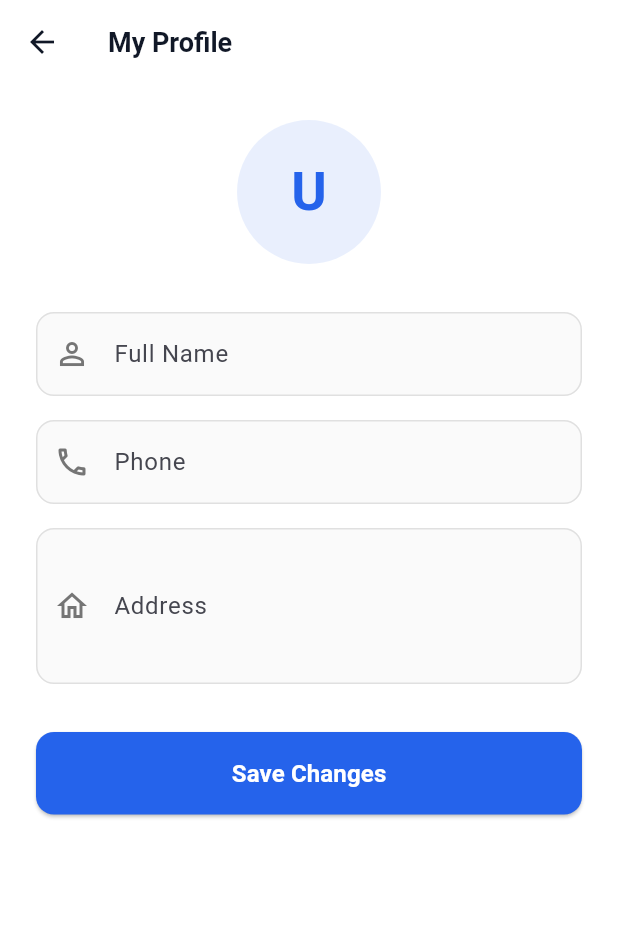
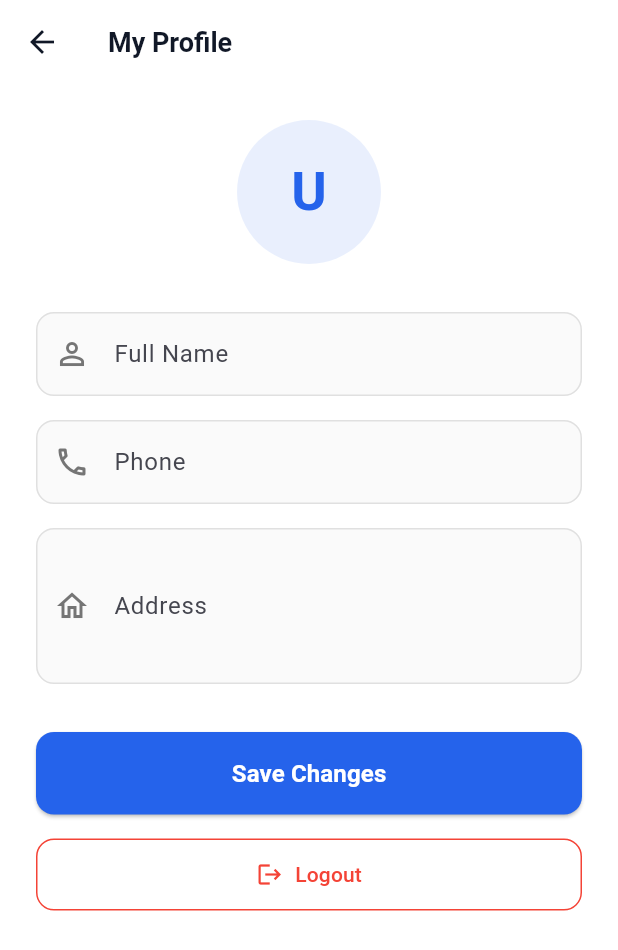
Before and after one commit to GFRDINDIA/Helper, a Flutter app: the CustomerProfileScreen screen opened by its route, on a phone screen of 412 x 824 dp. Shown: the top 950 px of the screen. Run offline on Flutter 3.47's test engine with Material 3 defaults, Android fonts, the phone set to English and light mode, and no system bars; our stand-ins replace dio, flutter_riverpod, flutter_secure_storage, geocoding, geolocator, go_router and 2 more; accounts and stored records are empty; network calls fail.

Commit message:
helper success version 1.0.1

```diff
--- a/helper-flutter-app/lib/features/auth/providers/auth_provider.dart
+++ b/helper-flutter-app/lib/features/auth/providers/auth_provider.dart
@@ -106,10 +106,11 @@ class AuthNotifier extends AsyncNotifier<AuthState> {
   }
 
   Future<void> logout() async {
-    final repo = ref.read(authRepositoryProvider);
-    await repo.logout();
+    // Set state first so the router redirect fires immediately
+    state = const AsyncData(AuthState(isLoggedIn: false));
     await SecureStorage.clearAll();
-    state = const AsyncData(AuthState(isLoggedIn: false));
+    // Best-effort server-side logout — don't block on it
+    ref.read(authRepositoryProvider).logout().ignore();
   }
 }
 
--- a/helper-flutter-app/lib/features/customer/screens/customer_home_screen.dart
+++ b/helper-flutter-app/lib/features/customer/screens/customer_home_screen.dart
@@ -79,10 +79,7 @@ class _CustomerHomeScreenState extends ConsumerState<CustomerHomeScreen>
           ),
           IconButton(
             icon: const Icon(Icons.logout),
-            onPressed: () async {
-              await ref.read(authStateProvider.notifier).logout();
-              if (context.mounted) context.go('/login');
-            },
+            onPressed: () => ref.read(authStateProvider.notifier).logout(),
           ),
         ],
         bottom: TabBar(
--- a/helper-flutter-app/lib/features/profile/screens/customer_profile_screen.dart
+++ b/helper-flutter-app/lib/features/profile/screens/customer_profile_screen.dart
@@ -1,6 +1,7 @@
 import 'package:flutter/material.dart';
 import 'package:flutter_riverpod/flutter_riverpod.dart';
 import '../../customer/data/customer_repository.dart';
+import '../../auth/providers/auth_provider.dart';
 import '../../../shared/theme/app_theme.dart';
 import '../../../shared/widgets/helper_button.dart';
 import '../../../core/network/api_exception.dart';
@@ -135,6 +136,23 @@ class _CustomerProfileScreenState
                   label: 'Save Changes',
                   isLoading: _isLoading,
                   onPressed: _save),
+              const SizedBox(height: 16),
+              SizedBox(
+                width: double.infinity,
+                child: OutlinedButton.icon(
+                  onPressed: () =>
+                      ref.read(authStateProvider.notifier).logout(),
+                  icon: const Icon(Icons.logout, color: Colors.red),
+                  label: const Text('Logout',
+                      style: TextStyle(color: Colors.red)),
+                  style: OutlinedButton.styleFrom(
+                    side: const BorderSide(color: Colors.red),
+                    shape: RoundedRectangleBorder(
+                        borderRadius: BorderRadius.circular(12)),
+                    padding: const EdgeInsets.symmetric(vertical: 14),
+                  ),
+                ),
+              ),
             ],
           ),
         ),
--- a/helper-flutter-app/lib/features/worker/screens/worker_home_screen.dart
+++ b/helper-flutter-app/lib/features/worker/screens/worker_home_screen.dart
@@ -84,10 +84,7 @@ class _WorkerHomeScreenState extends ConsumerState<WorkerHomeScreen>
           ),
           IconButton(
             icon: const Icon(Icons.logout),
-            onPressed: () async {
-              await ref.read(authStateProvider.notifier).logout();
-              if (context.mounted) context.go('/login');
-            },
+            onPressed: () => ref.read(authStateProvider.notifier).logout(),
           ),
         ],
         bottom: TabBar(
```
Also changed, not shown: helper-flutter-app/lib/features/profile/screens/worker_profile_edit_screen.dart (+18 -0 lines), 1 other file.
